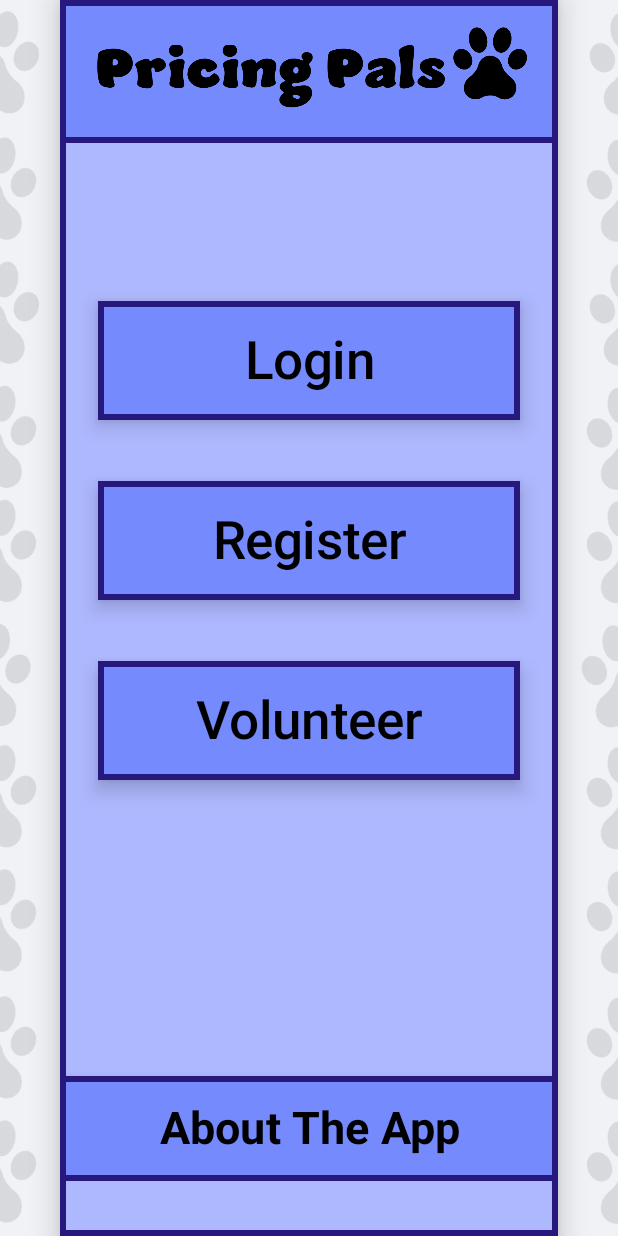
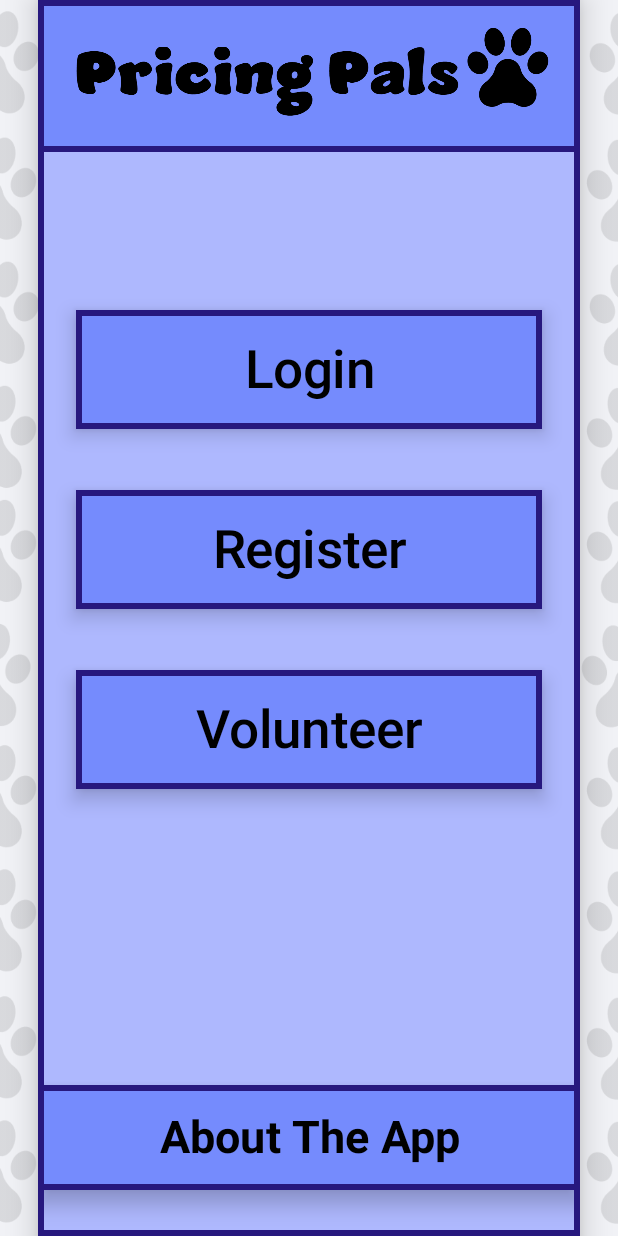
Before and after one commit to CalicoChloe/Thrifty-K9, an Android app built with Jetpack Compose: the screen it shows after launch (MainActivity), on a phone screen of 412 x 824 dp. Run offline under Robolectric (Android 15) with nearby library versions, the phone set to English and light mode, and no system bars; our stand-ins replace Dagger/Hilt's generated code; 2 statements that could not run were skipped.

Commit message:
Added Card Spacer to Home Screen

```diff
--- a/app/src/main/java/com/example/pricingpal/view/Home.kt
+++ b/app/src/main/java/com/example/pricingpal/view/Home.kt
@@ -53,6 +53,7 @@ fun startScreen(navController: NavController, windowSize: WindowSize){
     val textSize by remember(key1 = windowSize) { mutableStateOf(if(windowSize.width == WindowType.Compact) 35 else 50) }
     val buttonSpacer by remember(key1 = windowSize) { mutableStateOf(if(windowSize.width == WindowType.Compact) 10 else 20) }
     val linkSpacer by remember(key1 = windowSize) { mutableStateOf(if(windowSize.width == WindowType.Compact) 182 else 170) }
+    val cardSpacer by remember(key1 = windowSize) { mutableStateOf(if(windowSize.width == WindowType.Compact) 25 else 40) }
     Surface(
         modifier = Modifier
             .fillMaxSize(),
@@ -70,8 +71,9 @@ fun startScreen(navController: NavController, windowSize: WindowSize){
         )
         Card(
             modifier = Modifier
-                .padding(start = 40.dp, end = 40.dp)
+                .padding(start = cardSpacer.dp, end = cardSpacer.dp)
                 .fillMaxSize()
+                .verticalScroll(rememberScrollState())
                 .border(4.dp, color = Persian_indigo),
             shape = RectangleShape,
             elevation = CardDefaults.cardElevation(12.dp),
@@ -83,7 +85,6 @@ fun startScreen(navController: NavController, windowSize: WindowSize){
 
             Column(
                 modifier = Modifier
-                    .verticalScroll(rememberScrollState())
                     .padding(top = 90.dp),
                 verticalArrangement = Arrangement.Center,
                 horizontalAlignment = Alignment.CenterHorizontally,
@@ -156,7 +157,7 @@ fun startScreen(navController: NavController, windowSize: WindowSize){
                     )
                 }
                 Spacer(modifier = Modifier.height(linkSpacer.dp))
-                volunteerHome()
+                webButton()
             }
         }
     }
@@ -164,7 +165,7 @@ fun startScreen(navController: NavController, windowSize: WindowSize){
 
 @SuppressLint("SuspiciousIndentation")
 @Composable
-fun volunteerHome(){
+fun webButton(){
     val context = LocalContext.current
     val webIntent: Intent = Intent(Intent.ACTION_VIEW,
         Uri.parse("https://calicochloe.github.io/Thrifty-K9/") )
```
